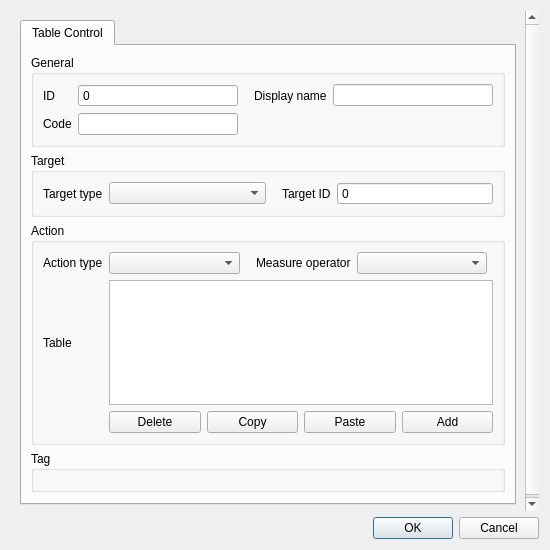
nens/threedi-schematisation-editor, file threedi_schematisation_editor/forms/ui/table_control.ui: the form before one commit.
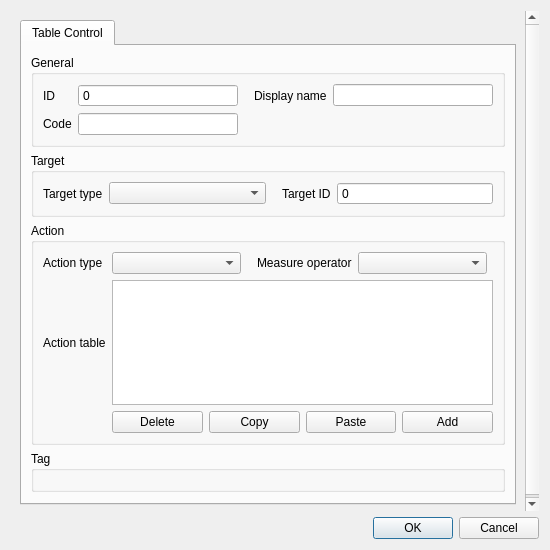
The form after the commit.

Commit message: Details in the structure control attribute forms

Diff of the .ui file:
```diff
--- a/threedi_schematisation_editor/forms/ui/table_control.ui
+++ b/threedi_schematisation_editor/forms/ui/table_control.ui
@@ -173,7 +173,7 @@
               <item row="1" column="0">
                <widget class="QLabel" name="table_label">
                 <property name="text">
-                 <string>Table</string>
+                 <string>Action table</string>
                 </property>
                </widget>
               </item>
```
Left out of the diff: 8 changed lines with no effect on the pictures. The commit also changes 3 other files.
